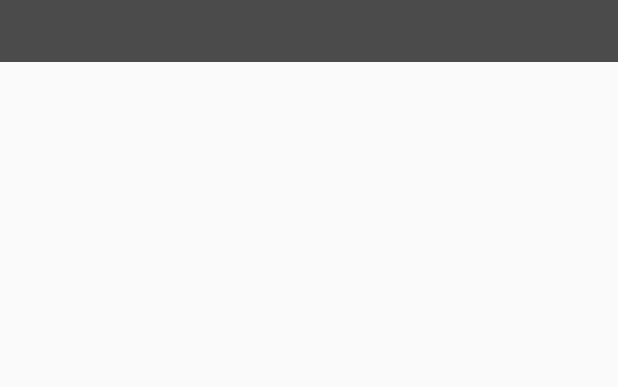
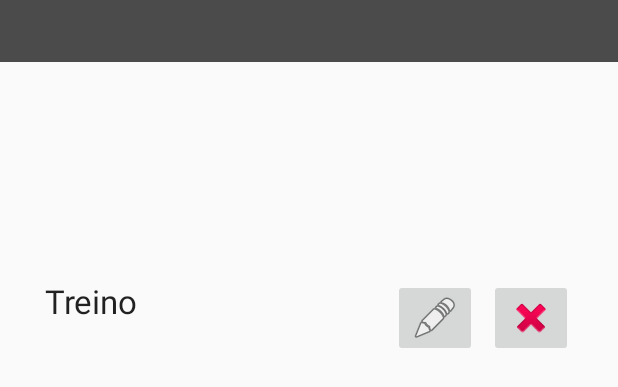
Before and after one commit to newtonjin/hogym, an Android app: the layout activity_treinos.xml on its own in the app's theme, with its tools: preview values and no code run, on a phone screen of 412 x 824 dp. Shown: the top 387 px of the screen. Run offline under Robolectric (Android 15) with nearby library versions, the phone set to English and light mode, and no system bars.

Commit message:
commit bd

```diff
--- a/app/src/main/res/layout/activity_treinos.xml
+++ b/app/src/main/res/layout/activity_treinos.xml
@@ -20,17 +20,19 @@
         app:layout_constraintTop_toTopOf="parent"
         app:layout_constraintVertical_bias="0.0"></android.support.v7.widget.Toolbar>
 
-    <ListView
-        android:id="@+id/lsTreinos"
+    <android.support.v7.widget.RecyclerView
+        android:id="@+id/rvTreinos"
         android:layout_width="368dp"
         android:layout_height="510dp"
         android:layout_marginStart="8dp"
         android:layout_marginTop="8dp"
         android:layout_marginEnd="8dp"
         android:layout_marginBottom="8dp"
+        tools:listitem="@layout/recycler_treino"
         app:layout_constraintBottom_toBottomOf="parent"
         app:layout_constraintEnd_toEndOf="parent"
         app:layout_constraintStart_toStartOf="parent"
-        app:layout_constraintTop_toBottomOf="@+id/tlBar" />
+        app:layout_constraintTop_toBottomOf="@+id/tlBar"
+        />
 
 </android.support.constraint.ConstraintLayout>
--- /dev/null
+++ b/app/src/main/res/layout/recycler_treino.xml
@@ -0,0 +1,42 @@
+<?xml version="1.0" encoding="utf-8"?>
+<android.support.constraint.ConstraintLayout
+    xmlns:android="http://schemas.android.com/apk/res/android"
+    xmlns:app="http://schemas.android.com/apk/res-auto"
+    xmlns:tools="http://schemas.android.com/tools"
+    android:layout_width="match_parent"
+    android:layout_height="match_parent">
+
+    <TextView
+        android:layout_height="wrap_content"
+        android:layout_width="0dp"
+        android:textAppearance="@android:style/TextAppearance.DeviceDefault.Large"
+        android:id="@+id/tvNome"
+        android:text="Treino"
+        app:layout_constraintTop_toTopOf="parent"
+        android:layout_marginTop="8dp"
+        android:layout_marginLeft="8dp"
+        app:layout_constraintLeft_toLeftOf="parent"
+        app:layout_constraintRight_toLeftOf="@+id/btnEdit"
+        android:layout_marginRight="8dp" />
+
+    <ImageButton
+        android:layout_height="wrap_content"
+        android:layout_width="wrap_content"
+        android:id="@+id/btnEdit"
+        android:src="@android:drawable/ic_menu_edit"
+        app:layout_constraintTop_toTopOf="parent"
+        android:layout_marginTop="8dp"
+        app:layout_constraintRight_toLeftOf="@+id/btnDelete"
+        android:layout_marginRight="8dp" />
+
+    <ImageButton
+        android:layout_height="wrap_content"
+        android:layout_width="wrap_content"
+        android:id="@+id/btnDelete"
+        android:src="@android:drawable/ic_delete"
+        android:layout_marginRight="8dp"
+        app:layout_constraintRight_toRightOf="parent"
+        app:layout_constraintTop_toTopOf="parent"
+        android:layout_marginTop="8dp" />
+
+</android.support.constraint.ConstraintLayout>
```
Also changed, not shown: app/src/main/java/com/hog/newto/adapter/TreinosAdapter.java (added, +35 -0 lines), app/src/main/java/com/hog/newto/holder/TreinosHolder.java (added, +24 -0 lines), app/src/main/java/com/hog/newto/pf2/DatabaseHog.java (+6 -1 lines), app/src/main/java/com/hog/newto/pf2/DbGateway.java (added, +24 -0 lines), app/src/main/java/com/hog/newto/pf2/Exercicio.java (+3 -9 lines), app/src/main/java/com/hog/newto/pf2/Treino.java (+36 -1 lines), app/src/main/java/com/hog/newto/pf2/TreinosActivity.java (+24 -2 lines).
